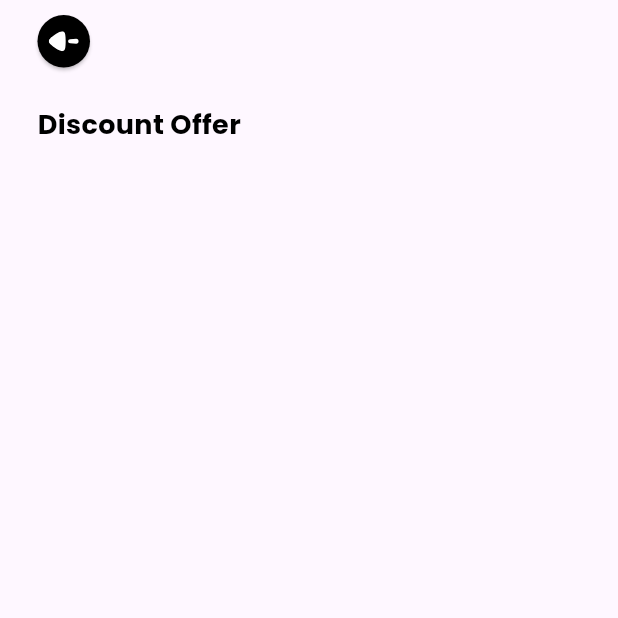
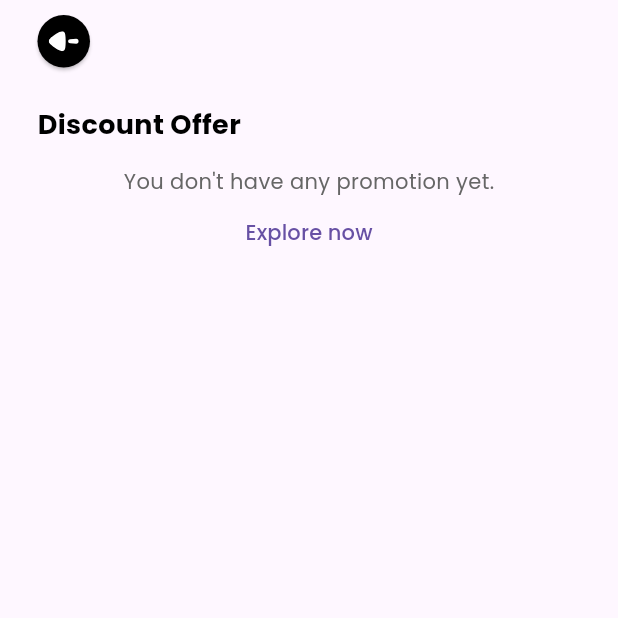
Before and after one commit to iawtk2302/Ecommerce-App, a Flutter app: the PlaceOrderScreen screen opened by its route, after a tap on "Add Promo Code", on a phone screen of 412 x 824 dp, the top half of it. Run offline on Flutter 3.47's test engine with Material 2 defaults, Android fonts, the light colour scheme and no system bars; our stand-ins replace bloc, cached_network_image, cloud_firestore, equatable, firebase_auth, firebase_core and 14 more; missing offline and left inert: credit_card_scanner, flutter_facebook_auth, syncfusion_flutter_core; accounts and stored records are empty; project files that could hold a hidden picture were left out.

Commit message:
feat: move addresses and promotions to subcollection

```diff
--- /dev/null
+++ b/lib/blocs/addresses_bloc/addresses_bloc.dart
@@ -0,0 +1,22 @@
+import 'package:bloc/bloc.dart';
+import 'package:ecommerce_app/models/shipping_address.dart';
+import 'package:ecommerce_app/repositories/address_repository.dart';
+import 'package:equatable/equatable.dart';
+
+part 'addresses_event.dart';
+part 'addresses_state.dart';
+
+class AddressesBloc extends Bloc<AddressesEvent, AddressesState> {
+  AddressesBloc() : super(AddressesInitial()) {
+    on<LoadAddresses>(_onLoadAddresses);
+  }
+  _onLoadAddresses(event, emit) async {
+    emit(AddressesLoading());
+    try {
+      final addresses = await AddressRepository().fetchShippingAddresses();
+      emit(AddressesLoaded(addresses));
+    } catch (e) {
+      emit(AddressesError(e.toString()));
+    }
+  }
+}
--- /dev/null
+++ b/lib/blocs/addresses_bloc/addresses_event.dart
@@ -0,0 +1,10 @@
+part of 'addresses_bloc.dart';
+
+sealed class AddressesEvent extends Equatable {
+  const AddressesEvent();
+
+  @override
+  List<Object> get props => [];
+}
+
+class LoadAddresses extends AddressesEvent {}
--- /dev/null
+++ b/lib/blocs/addresses_bloc/addresses_state.dart
@@ -0,0 +1,30 @@
+part of 'addresses_bloc.dart';
+
+sealed class AddressesState extends Equatable {
+  const AddressesState();
+
+  @override
+  List<Object> get props => [];
+}
+
+final class AddressesInitial extends AddressesState {}
+
+class AddressesLoaded extends AddressesState {
+  final List<ShippingAddress> addresses;
+
+  const AddressesLoaded(this.addresses);
+
+  @override
+  List<Object> get props => [addresses];
+}
+
+class AddressesLoading extends AddressesState {}
+
+class AddressesError extends AddressesState {
+  final String message;
+
+  const AddressesError(this.message);
+
+  @override
+  List<Object> get props => [message];
+}
--- a/lib/main.dart
+++ b/lib/main.dart
@@ -1,6 +1,7 @@
+import 'package:ecommerce_app/blocs/addresses_bloc/addresses_bloc.dart';
 import 'package:ecommerce_app/blocs/auth_bloc/auth_bloc.dart';
-import 'package:ecommerce_app/blocs/bloc/order_processing_bloc.dart';
 import 'package:ecommerce_app/blocs/cart_bloc/cart_bloc.dart';
+import 'package:ecommerce_app/blocs/order_processing_bloc/order_processing_bloc.dart';
 import 'package:ecommerce_app/blocs/payment_methods_bloc/payment_methods_bloc.dart';
 import 'package:ecommerce_app/blocs/place_order_bloc/place_order_bloc.dart';
 import 'package:ecommerce_app/blocs/category_bloc/category_bloc.dart';
@@ -45,6 +46,7 @@ class MyApp extends StatelessWidget {
         BlocProvider(create: (_) => ProductScreenBloc()),
         BlocProvider(create: (_) => CartBloc()),
         BlocProvider(create: (_) => OrderProcessingBloc()),
+        BlocProvider(create: (_) => AddressesBloc()),
       ],
       child: MaterialApp(
         title: 'Flutter Demo',
--- a/lib/models/promotion.dart
+++ b/lib/models/promotion.dart
@@ -58,6 +58,30 @@ class Promotion {
 
   factory Promotion.fromJson(String source) =>
       Promotion.fromMap(json.decode(source) as Map<String, dynamic>);
+
+  Promotion copyWith({
+    String? id,
+    String? code,
+    String? content,
+    String? imgUrl,
+    PromotionType? type,
+    double? minimumOrderValue,
+    double? maximumDiscountValue,
+    DateTime? startTime,
+    DateTime? endTime,
+  }) {
+    return Promotion(
+      id: id ?? this.id,
+      code: code ?? this.code,
+      content: content ?? this.content,
+      imgUrl: imgUrl ?? this.imgUrl,
+      type: type ?? this.type,
+      minimumOrderValue: minimumOrderValue ?? this.minimumOrderValue,
+      maximumDiscountValue: maximumDiscountValue ?? this.maximumDiscountValue,
+      startTime: startTime ?? this.startTime,
+      endTime: endTime ?? this.endTime,
+    );
+  }
 }
 
 class FreeShippingPromotion extends Promotion {
--- a/lib/models/user_profile.dart
+++ b/lib/models/user_profile.dart
@@ -2,9 +2,6 @@
 import 'dart:convert';
 
 import 'package:ecommerce_app/constants/enums/gender.dart';
-import 'package:ecommerce_app/models/cart_item.dart';
-import 'package:ecommerce_app/models/payment_information.dart';
-import 'package:ecommerce_app/models/promotion.dart';
 import 'package:ecommerce_app/models/shipping_address.dart';
 
 class UserProfile {
@@ -15,10 +12,10 @@ class UserProfile {
   final Gender? gender;
   final int? age;
   final ShippingAddress? defaultShippingAddress;
-  final List<ShippingAddress> shippingAddresses;
-  final List<PaymentInformation> paymentCards;
-  final List<CartItem> cart;
-  final List<Promotion> promotions;
+  // final List<ShippingAddress> shippingAddresses;
+  // final List<PaymentInformation> paymentCards;
+  // final List<CartItem> cart;
+  // final List<Promotion> promotions;
 
   UserProfile({
     required this.id,
@@ -28,10 +25,10 @@ class UserProfile {
     required this.age,
     required this.email,
     this.defaultShippingAddress,
-    this.shippingAddresses = const [],
-    this.paymentCards = const [],
-    this.cart = const [],
-    this.promotions = const [],
+    // this.shippingAddresses = const [],
+    // this.paymentCards = const [],
+    // this.cart = const [],
+    // this.promotions = const [],
   });
 
   Map<String, dynamic> toMap() {
@@ -43,12 +40,12 @@ class UserProfile {
       'gender': gender?.name,
       'age': age,
       'defaultShippingAddress': defaultShippingAddress,
-      'shippingAddresses': shippingAddresses.map((x) => x.toMap()).toList(),
-      'paymentCards': [],
+      // 'shippingAddresses': shippingAddresses.map((x) => x.toMap()).toList(),
+      // 'paymentCards': [],
       // paymentCards.map((x) => x.toMap()).toList(),
-      'cart': [],
+      // 'cart': [],
       // cart.map((x) => x.toMap()).toList(),
-      'promotions': [],
+      // 'promotions': [],
       // promotions.map((x) => x.toMap()).toList(),
     };
   }
@@ -71,24 +68,24 @@ class UserProfile {
           ? ShippingAddress.fromMap(
               map['defaultShippingAddress'] as Map<String, dynamic>)
           : null,
-        shippingAddresses: List<ShippingAddress>.from(
-          (map['shippingAddresses']).map<ShippingAddress>(
-            (x) => ShippingAddress.fromMap(x as Map<String, dynamic>),
-          ),
-        ),
-        paymentCards: [],
+      // shippingAddresses: List<ShippingAddress>.from(
+      //   (map['shippingAddresses']).map<ShippingAddress>(
+      //     (x) => ShippingAddress.fromMap(x as Map<String, dynamic>),
+      //   ),
+      // ),
+      // paymentCards: [],
       // List<PaymentCard>.from(
       //   (map['paymentCards'] as List<int>).map<PaymentCard>(
       //     (x) => PaymentCard.fromMap(x as Map<String, dynamic>),
       //   ),
       // ),
-        cart: [],
+      // cart: [],
       // List<CartItem>.from(
       //   (map['cart'] as List<int>).map<CartItem>(
       //     (x) => CartItem.fromMap(x as Map<String, dynamic>),
       //   ),
       // ),
-        promotions: []
+      // promotions: []
       // List<Promotion>.from(
       //   (map['promotions'] as List<int>).map<Promotion>(
       //     (x) => Promotion.fromMap(x as Map<String, dynamic>),
--- a/lib/repositories/promotion_repository.dart
+++ b/lib/repositories/promotion_repository.dart
@@ -3,22 +3,33 @@ import 'package:ecommerce_app/models/promotion.dart';
 import 'package:ecommerce_app/utils/firebase_constants.dart';
 
 class PromotionRepository {
-  Future<List<Promotion>> fetchPromotions() async {
-    List<Promotion> result = [];
-
+  Future<List<Promotion>> fetchMyPromotions() async {
     try {
-      final QuerySnapshot snaps = await promotionsRef
+      final QuerySnapshot snaps = await usersRef
+          .doc(firebaseAuth.currentUser!.uid)
+          .collection("promotions")
           .where("endTime", isGreaterThan: Timestamp.fromDate(DateTime.now()))
           .get();
 
-      result = snaps.docs
+      return snaps.docs
           .map((e) => Promotion.fromMap(e.data() as Map<String, dynamic>))
           .toList();
     } catch (e) {
       throw Exception(e);
     }
+  }
 
-    return result;
+  Future<void> addToMyPromotions({required Promotion promotion}) async {
+    try {
+      final doc = usersRef
+          .doc(firebaseAuth.currentUser!.uid)
+          .collection("promotions")
+          .doc();
+      promotion = promotion.copyWith(id: doc.id);
+      await doc.set(promotion.toMap());
+    } catch (e) {
+      throw Exception(e);
+    }
   }
 
   Future<List<Promotion>> fetchPromotionsInHome() async {
--- a/lib/screens/choose_promotion_screen/choose_promotion_screen.dart
+++ b/lib/screens/choose_promotion_screen/choose_promotion_screen.dart
@@ -3,6 +3,7 @@ import 'package:ecommerce_app/common_widgets/custom_loading_widget.dart';
 import 'package:ecommerce_app/common_widgets/my_app_bar.dart';
 import 'package:ecommerce_app/common_widgets/screen_name_section.dart';
 import 'package:ecommerce_app/constants/app_dimensions.dart';
+import 'package:ecommerce_app/constants/app_styles.dart';
 import 'package:ecommerce_app/models/promotion.dart';
 import 'package:ecommerce_app/repositories/promotion_repository.dart';
 import 'package:ecommerce_app/screens/home_screen/widgets/promotion_item.dart';
@@ -20,17 +21,37 @@ class ChoosePromotionScreen extends StatelessWidget {
 
     return Scaffold(
       appBar: const MyAppBar(),
-      body: Column(crossAxisAlignment: CrossAxisAlignment.start, children: [
+      body: Column(
+          mainAxisSize: MainAxisSize.max,
+          crossAxisAlignment: CrossAxisAlignment.start,
+          children: [
             const ScreenNameSection(label: "Discount Offer"),
             FutureBuilder<List<Promotion>>(
-            future: PromotionRepository().fetchPromotions(),
+                future: PromotionRepository().fetchMyPromotions(),
                 builder: (context, snapshot) {
                   if (snapshot.hasError) {
                     return Center(child: Text(snapshot.error.toString()));
-              } else if (snapshot.connectionState == ConnectionState.waiting) {
+                  } else if (snapshot.connectionState ==
+                      ConnectionState.waiting) {
                     return const CustomLoadingWidget();
                   }
+
                   final List<Promotion> promotions = snapshot.data!;
+                  if (promotions.isEmpty) {
+                    return Align(
+                      alignment: Alignment.center,
+                      child: Column(children: [
+                        const Text("You don't have any promotion yet.",
+                            style: AppStyles.bodyLarge),
+                        TextButton(
+                            onPressed: () {
+                              // TODO: Navigate to promotion screen
+                            },
+                            child: const Text("Explore now"))
+                      ]),
+                    );
+                  }
+
                   return Expanded(
                     child: ListView.separated(
                         padding: const EdgeInsets.symmetric(
@@ -43,7 +64,8 @@ class ChoosePromotionScreen extends StatelessWidget {
                         itemBuilder: (_, index) {
                           return PromotionItem(
                             promotion: promotions[index],
-                        width: size.width - 2 * AppDimensions.defaultPadding,
+                            width:
+                                size.width - 2 * AppDimensions.defaultPadding,
                             height: size.height * 0.2,
                             onGetPromotion: () => _onGetPromotion(
                                 context: context, promotion: promotions[index]),
--- a/lib/screens/order_processing_screen/order_processing_screen.dart
+++ b/lib/screens/order_processing_screen/order_processing_screen.dart
@@ -1,5 +1,5 @@
 import 'package:cloud_firestore/cloud_firestore.dart';
-import 'package:ecommerce_app/blocs/bloc/order_processing_bloc.dart';
+import 'package:ecommerce_app/blocs/order_processing_bloc/order_processing_bloc.dart';
 import 'package:ecommerce_app/blocs/place_order_bloc/place_order_bloc.dart';
 import 'package:ecommerce_app/blocs/user_bloc/user_bloc.dart';
 import 'package:ecommerce_app/common_widgets/my_button.dart';
--- a/lib/screens/place_order_screen/widgets/address_section.dart
+++ b/lib/screens/place_order_screen/widgets/address_section.dart
@@ -5,7 +5,6 @@ import 'package:ecommerce_app/constants/app_assets.dart';
 import 'package:ecommerce_app/constants/app_colors.dart';
 import 'package:ecommerce_app/constants/app_dimensions.dart';
 import 'package:ecommerce_app/constants/app_styles.dart';
-import 'package:ecommerce_app/screens/add_address_screen/add_address_screen.dart';
 import 'package:ecommerce_app/screens/choose_address_screen/choose_address_screen.dart';
 import 'package:flutter/material.dart';
 import 'package:flutter_bloc/flutter_bloc.dart';
@@ -28,7 +27,7 @@ class AddressSection extends StatelessWidget {
             padding: const EdgeInsets.symmetric(
                 horizontal: AppDimensions.defaultPadding),
             child: OutlinedButton(
-                onPressed: () => _navigateToAddAddressScreen(context),
+                onPressed: () => _navigateToChooseAddressScreen(context),
                 style: OutlinedButton.styleFrom(
                   padding:
                       const EdgeInsets.symmetric(horizontal: 30, vertical: 12),
@@ -46,7 +45,7 @@ class AddressSection extends StatelessWidget {
                     ),
                     const SizedBox(width: 10),
                     Text(
-                      "Add Address",
+                      "Choose Address",
                       style: AppStyles.titleSmall
                           .copyWith(color: AppColors.greyTextColor),
                     ),
@@ -58,10 +57,6 @@ class AddressSection extends StatelessWidget {
     );
   }
 
-  _navigateToAddAddressScreen(BuildContext context) {
-    Navigator.pushNamed(context, AddAddressScreen.routeName);
-  }
-
   _navigateToChooseAddressScreen(BuildContext context) {
     Navigator.pushNamed(context, ChooseAddressScreen.routeName);
   }
```
Also changed, not shown: lib/repositories/address_repository.dart (added, +38 -0 lines), lib/repositories/user_repository.dart (+0 -17 lines), lib/screens/add_address_screen/add_address_screen.dart (+8 -9 lines), lib/screens/choose_address_screen/choose_address_screen.dart (+17 -6 lines), lib/blocs/order_processing_bloc/order_processing_bloc.dart (renamed from lib/blocs/bloc/order_processing_bloc.dart), lib/blocs/order_processing_bloc/order_processing_event.dart (renamed from lib/blocs/bloc/order_processing_event.dart), lib/blocs/order_processing_bloc/order_processing_state.dart (renamed from lib/blocs/bloc/order_processing_state.dart). Lines whose indentation alone changed are shown as unchanged.
